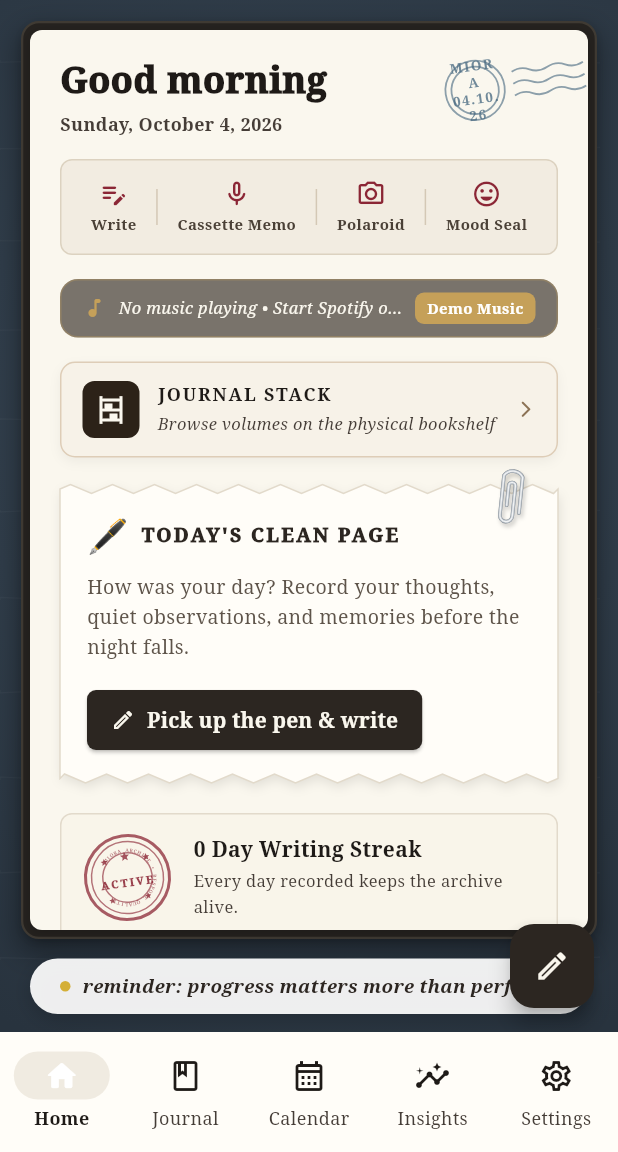
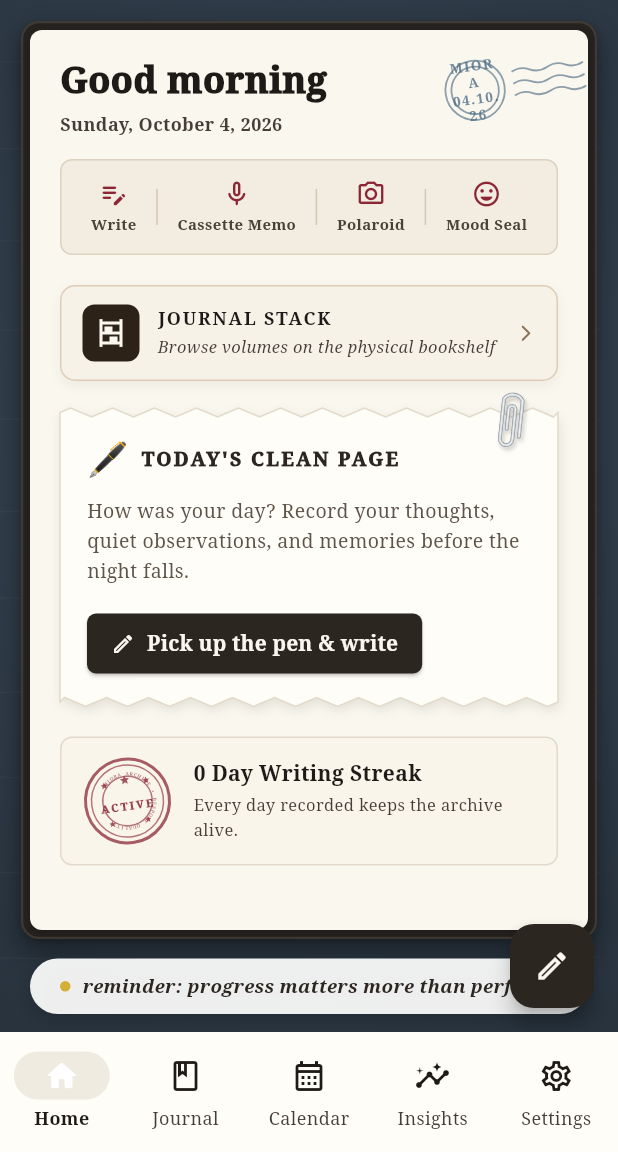
Before and after one commit to sangeethsanthosh-git/chronicle-journal, a Flutter app: the screen it shows after launch, after a tap on "Skip", on a phone screen of 412 x 824 dp, the part 84-1236 px from its top. Run offline on Flutter 3.47's test engine with Material 3 defaults, Android fonts, the phone set to English and light mode, and no system bars; our stand-ins replace audioplayers, dio, drift, flutter_local_notifications, flutter_riverpod, flutter_secure_storage and 7 more; missing offline and left inert: record; accounts and stored records are empty; generated files the repository leaves out were written again.

Commit message:
fix(soundtrack): remove demo music tracks and reliance on simulated data

```diff
--- a/lib/features/soundtrack/presentation/providers/soundtrack_providers.dart
+++ b/lib/features/soundtrack/presentation/providers/soundtrack_providers.dart
@@ -20,23 +20,9 @@ final musicPermissionProvider = FutureProvider<bool>((ref) async {
   return service.hasPermission();
 });
 
-class SimulatedTrackNotifier extends Notifier<NowPlaying?> {
-  @override
-  NowPlaying? build() => null;
-
-  void setTrack(NowPlaying? t) => state = t;
-}
-
-final simulatedTrackProvider =
-    NotifierProvider<SimulatedTrackNotifier, NowPlaying?>(
-      SimulatedTrackNotifier.new,
-    );
-
 final activeTrackProvider = FutureProvider.autoDispose<NowPlaying?>((
   ref,
 ) async {
-  final sim = ref.watch(simulatedTrackProvider);
-  if (sim != null) return sim;
   final service = ref.watch(musicServiceProvider);
   return service.getCurrentTrack();
 });
@@ -44,12 +30,6 @@ final activeTrackProvider = FutureProvider.autoDispose<NowPlaying?>((
 /// Continuous Stream of currently playing music that polls active media sessions
 /// every 3 seconds when music integration is enabled.
 final nowPlayingStreamProvider = StreamProvider.autoDispose<NowPlaying?>((ref) async* {
-  final sim = ref.watch(simulatedTrackProvider);
-  if (sim != null) {
-    yield sim;
-    return;
-  }
-
   final prefs = ref.watch(preferencesProvider);
   if (!prefs.isMusicIntegrationEnabled) {
     yield null;
@@ -63,12 +43,7 @@ final nowPlayingStreamProvider = StreamProvider.autoDispose<NowPlaying?>((ref) a
   // Poll active media sessions periodically while user is in the app
   final periodicStream = Stream.periodic(const Duration(seconds: 3));
   await for (final _ in periodicStream) {
-    final currentSim = ref.read(simulatedTrackProvider);
-    if (currentSim != null) {
-      yield currentSim;
-    } else {
-      final track = await service.getCurrentTrack();
-      yield track;
-    }
+    final track = await service.getCurrentTrack();
+    yield track;
   }
 });
--- a/lib/features/soundtrack/presentation/widgets/attach_soundtrack_dialog.dart
+++ b/lib/features/soundtrack/presentation/widgets/attach_soundtrack_dialog.dart
@@ -309,7 +309,7 @@ class _AttachSoundtrackDialogState
           controller: _manualTitleController,
           decoration: const InputDecoration(
             labelText: 'Song Title *',
-            hintText: 'e.g. Clair de Lune',
+            hintText: 'Enter song title',
             prefixIcon: Icon(Icons.music_note_rounded),
           ),
         ),
@@ -318,7 +318,7 @@ class _AttachSoundtrackDialogState
           controller: _manualArtistController,
           decoration: const InputDecoration(
             labelText: 'Artist Name',
-            hintText: 'e.g. Claude Debussy',
+            hintText: 'Enter artist name',
             prefixIcon: Icon(Icons.person_outline_rounded),
           ),
         ),
@@ -327,7 +327,7 @@ class _AttachSoundtrackDialogState
           controller: _manualAlbumController,
           decoration: const InputDecoration(
             labelText: 'Album or Vinyl Record',
-            hintText: 'e.g. Suite Bergamasque',
+            hintText: 'Enter album name (optional)',
             prefixIcon: Icon(Icons.album_outlined),
           ),
         ),
--- a/lib/features/soundtrack/presentation/widgets/now_playing_music_banner.dart
+++ b/lib/features/soundtrack/presentation/widgets/now_playing_music_banner.dart
@@ -40,6 +40,8 @@ class _NowPlayingMusicBannerState extends ConsumerState<NowPlayingMusicBanner>
   late AnimationController _discRotateController;
   late AnimationController _eqController;
   bool _isMinimized = false;
+  bool _isDismissed = false;
+  String? _lastTrackKey;
 
   @override
   void initState() {
@@ -62,20 +64,8 @@ class _NowPlayingMusicBannerState extends ConsumerState<NowPlayingMusicBanner>
     super.dispose();
   }
 
-  void _trySampleTrack() {
-    final sample = NowPlaying(
-      title: 'Rain & Lo-Fi Vinyl',
-      artist: 'Cozy Study Sanctuary',
-      album: 'Autumn Memories Vol. 1',
-      applicationName: 'Spotify',
-      isPlaying: true,
-      capturedAt: DateTime.now(),
-    );
-    ref.read(simulatedTrackProvider.notifier).setTrack(sample);
-  }
-
   void _dismissTrack() {
-    ref.read(simulatedTrackProvider.notifier).setTrack(null);
+    setState(() => _isDismissed = true);
   }
 
   @override
@@ -88,6 +78,17 @@ class _NowPlayingMusicBannerState extends ConsumerState<NowPlayingMusicBanner>
         return const SizedBox.shrink();
       }
       return _buildIdleMusicHint(context);
+    }
+
+    // Reset dismissal when track changes
+    final currentKey = '${track.title}_${track.artist}';
+    if (_lastTrackKey != currentKey) {
+      _lastTrackKey = currentKey;
+      _isDismissed = false;
+    }
+
+    if (_isDismissed) {
+      return const SizedBox.shrink();
     }
 
     if (_isMinimized) {
@@ -109,17 +110,17 @@ class _NowPlayingMusicBannerState extends ConsumerState<NowPlayingMusicBanner>
           width: 1,
         ),
       ),
-      child: Row(
+      child: const Row(
         children: [
-          const Icon(
+          Icon(
             Icons.music_note_rounded,
             size: 16,
             color: Color(0xFFC5A059),
           ),
-          const SizedBox(width: 8),
-          const Expanded(
+          SizedBox(width: 8),
+          Expanded(
             child: Text(
-              'No music playing • Start Spotify or test soundtrack',
+              'No music currently playing on device',
               style: TextStyle(
                 fontFamily: 'serif',
                 fontSize: 11,
@@ -128,27 +129,6 @@ class _NowPlayingMusicBannerState extends ConsumerState<NowPlayingMusicBanner>
               ),
               maxLines: 1,
               overflow: TextOverflow.ellipsis,
-            ),
-          ),
-          const SizedBox(width: 6),
-          InkWell(
-            onTap: _trySampleTrack,
-            borderRadius: BorderRadius.circular(6),
-            child: Container(
-              padding: const EdgeInsets.symmetric(horizontal: 8, vertical: 3),
-              decoration: BoxDecoration(
-                color: const Color(0xFFC5A059),
-                borderRadius: BorderRadius.circular(6),
-              ),
-              child: const Text(
-                'Demo Music',
-                style: TextStyle(
-                  fontFamily: 'serif',
-                  fontSize: 10,
-                  fontWeight: FontWeight.bold,
-                  color: Colors.white,
-                ),
-              ),
             ),
           ),
         ],
@@ -298,7 +278,7 @@ class _NowPlayingMusicBannerState extends ConsumerState<NowPlayingMusicBanner>
                 ),
               ),
               const SizedBox(width: 4),
-              // Close demo or dismiss button
+              // Dismiss banner button
               InkWell(
                 onTap: _dismissTrack,
                 child: const Padding(
--- a/lib/presentation/screens/home/home_screen.dart
+++ b/lib/presentation/screens/home/home_screen.dart
@@ -399,8 +399,8 @@ class _HomeScreenState extends ConsumerState<HomeScreen> {
 
           const SizedBox(height: 10),
 
-          // 2a. Live Soundtrack Music Banner
-          const NowPlayingMusicBanner(showHintWhenIdle: true),
+          // 2a. Live Soundtrack Music Banner (visible when music is actively playing)
+          const NowPlayingMusicBanner(),
 
           const SizedBox(height: 10),
 
```
